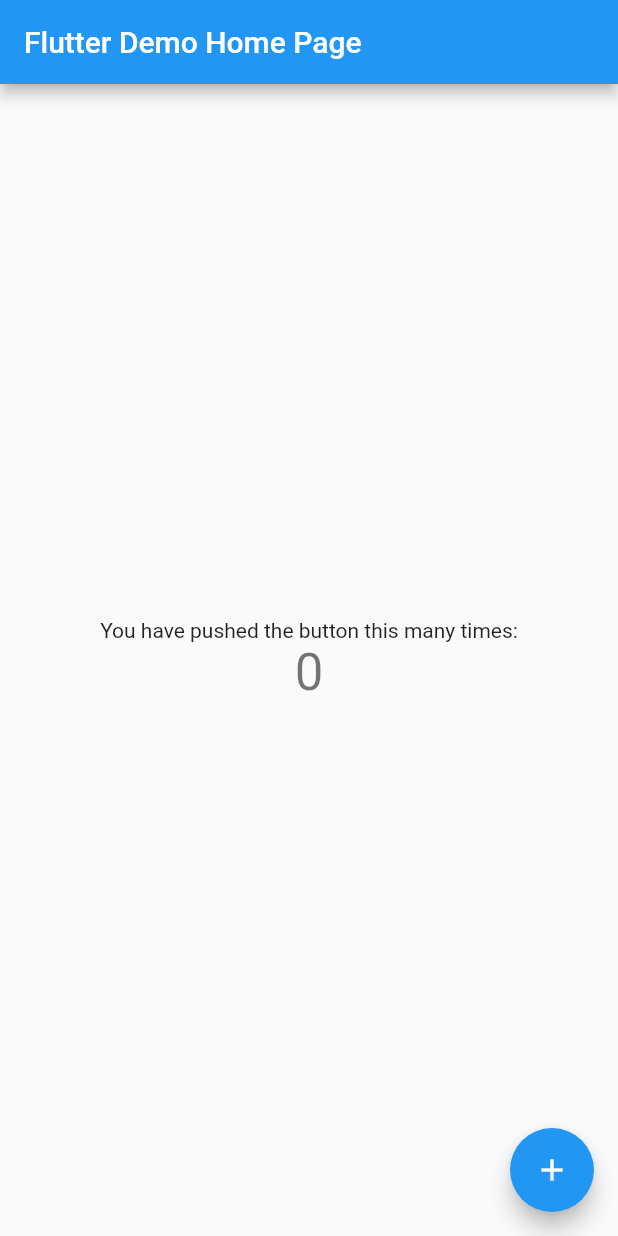
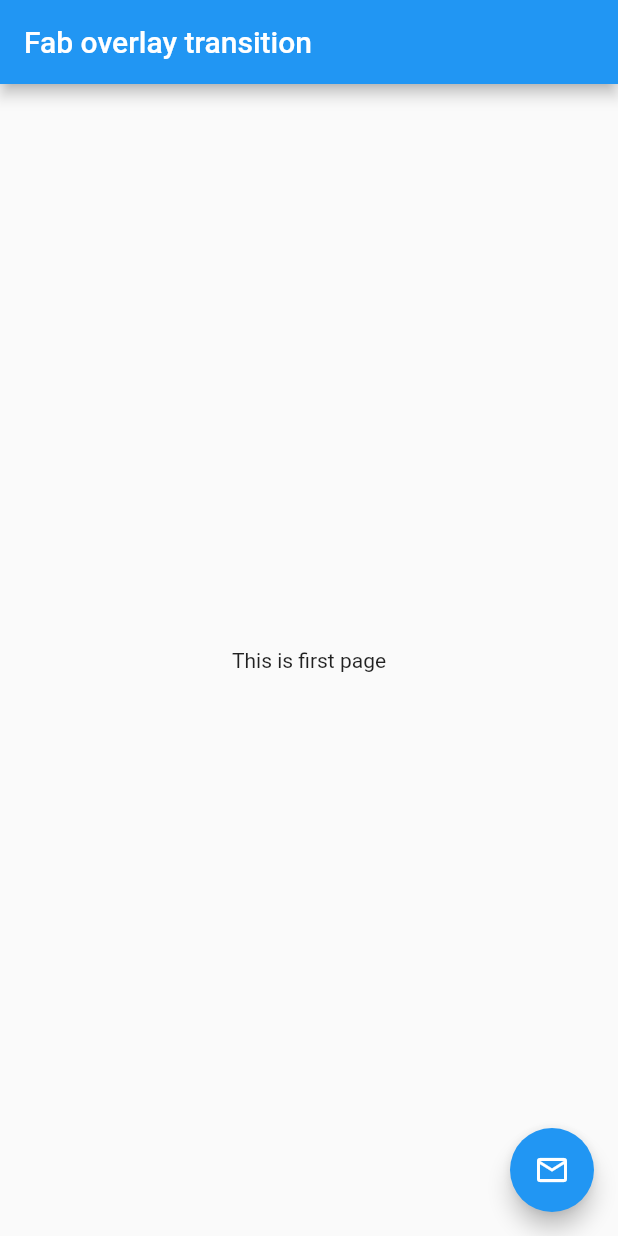
Before and after one commit to coka01/floating_page_transition, a Flutter app: the screen it shows after launch, on a phone screen of 412 x 824 dp. Run offline on Flutter 3.47's test engine with Material 2 defaults, Android fonts, the phone set to English and light mode, and no system bars.

Commit message:
page transition

```diff
--- a/lib/main.dart
+++ b/lib/main.dart
@@ -3,109 +3,65 @@ import 'package:flutter/material.dart';
 void main() => runApp(MyApp());
 
 class MyApp extends StatelessWidget {
-  // This widget is the root of your application.
   @override
   Widget build(BuildContext context) {
     return MaterialApp(
-      title: 'Flutter Demo',
+      title: 'Fab overlay transition',
       theme: ThemeData(
-        // This is the theme of your application.
-        //
-        // Try running your application with "flutter run". You'll see the
-        // application has a blue toolbar. Then, without quitting the app, try
-        // changing the primarySwatch below to Colors.green and then invoke
-        // "hot reload" (press "r" in the console where you ran "flutter run",
-        // or simply save your changes to "hot reload" in a Flutter IDE).
-        // Notice that the counter didn't reset back to zero; the application
-        // is not restarted.
         primarySwatch: Colors.blue,
       ),
-      home: MyHomePage(title: 'Flutter Demo Home Page'),
+      home: MyHomePage(),
+      debugShowCheckedModeBanner: false,
     );
   }
 }
 
 class MyHomePage extends StatefulWidget {
-  MyHomePage({Key key, this.title}) : super(key: key);
-
-  // This widget is the home page of your application. It is stateful, meaning
-  // that it has a State object (defined below) that contains fields that affect
-  // how it looks.
-
-  // This class is the configuration for the state. It holds the values (in this
-  // case the title) provided by the parent (in this case the App widget) and
-  // used by the build method of the State. Fields in a Widget subclass are
-  // always marked "final".
-
-  final String title;
-
   @override
   _MyHomePageState createState() => _MyHomePageState();
 }
 
 class _MyHomePageState extends State<MyHomePage> {
-  int _counter = 0;
 
-  void _incrementCounter() {
-    setState(() {
-      // This call to setState tells the Flutter framework that something has
-      // changed in this State, which causes it to rerun the build method below
-      // so that the display can reflect the updated values. If we changed
-      // _counter without calling setState(), then the build method would not be
-      // called again, and so nothing would appear to happen.
-      _counter++;
-    });
+  void _onTap() {
+    Navigator.of(context).push(FadeRouteBuilder(page: NewPage()));
   }
 
   @override
   Widget build(BuildContext context) {
-    // This method is rerun every time setState is called, for instance as done
-    // by the _incrementCounter method above.
-    //
-    // The Flutter framework has been optimized to make rerunning build methods
-    // fast, so that you can just rebuild anything that needs updating rather
-    // than having to individually change instances of widgets.
     return Scaffold(
       appBar: AppBar(
-        // Here we take the value from the MyHomePage object that was created by
-        // the App.build method, and use it to set our appbar title.
-        title: Text(widget.title),
+        title: Text("Fab overlay transition"),
       ),
       body: Center(
-        // Center is a layout widget. It takes a single child and positions it
-        // in the middle of the parent.
-        child: Column(
-          // Column is also layout widget. It takes a list of children and
-          // arranges them vertically. By default, it sizes itself to fit its
-          // children horizontally, and tries to be as tall as its parent.
-          //
-          // Invoke "debug painting" (press "p" in the console, choose the
-          // "Toggle Debug Paint" action from the Flutter Inspector in Android
-          // Studio, or the "Toggle Debug Paint" command in Visual Studio Code)
-          // to see the wireframe for each widget.
-          //
-          // Column has various properties to control how it sizes itself and
-          // how it positions its children. Here we use mainAxisAlignment to
-          // center the children vertically; the main axis here is the vertical
-          // axis because Columns are vertical (the cross axis would be
-          // horizontal).
-          mainAxisAlignment: MainAxisAlignment.center,
-          children: <Widget>[
-            Text(
-              'You have pushed the button this many times:',
-            ),
-            Text(
-              '$_counter',
-              style: Theme.of(context).textTheme.display1,
-            ),
-          ],
-        ),
+        child: Text("This is first page")
       ),
       floatingActionButton: FloatingActionButton(
-        onPressed: _incrementCounter,
-        tooltip: 'Increment',
-        child: Icon(Icons.add),
-      ), // This trailing comma makes auto-formatting nicer for build methods.
+        onPressed: _onTap,
+        child: Icon(Icons.mail_outline),
+      ),
     );
   }
 }
+
+class FadeRouteBuilder<T> extends PageRouteBuilder<T> {
+  final Widget page;
+
+  FadeRouteBuilder({@required this.page}) : super(
+    pageBuilder: (context, animation1, animation2) => page,
+    transitionsBuilder: (context, animation1, animation2, child) {
+      return FadeTransition(opacity: animation1, child: child);
+    },
+  );
+}
+
+class NewPage extends StatelessWidget {
+  @override
+  Widget build(BuildContext context) {
+    return Scaffold(
+      appBar: AppBar(
+        title: Text("NewPage"),
+      ),
+    );
+  }
+}
```
